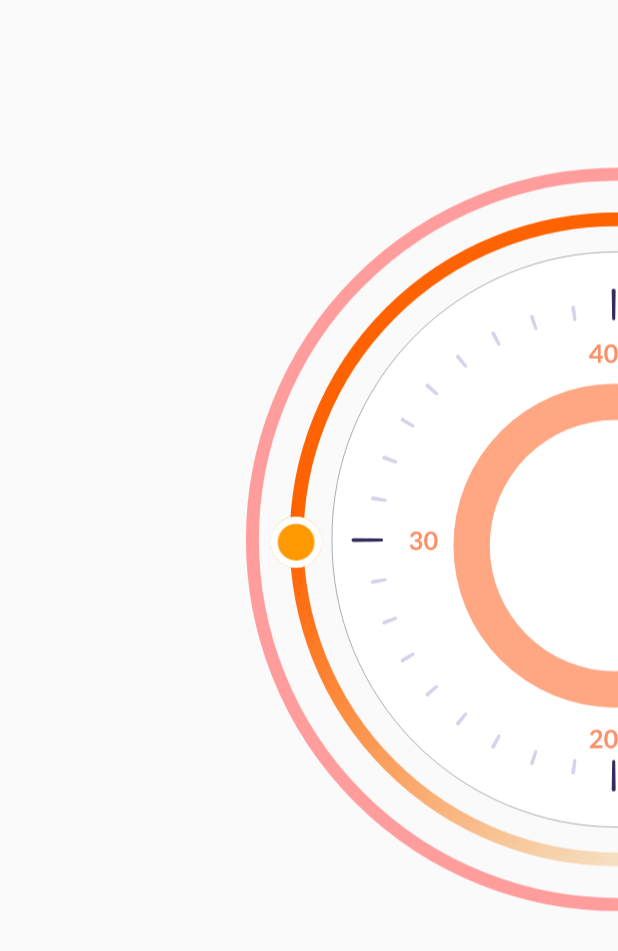
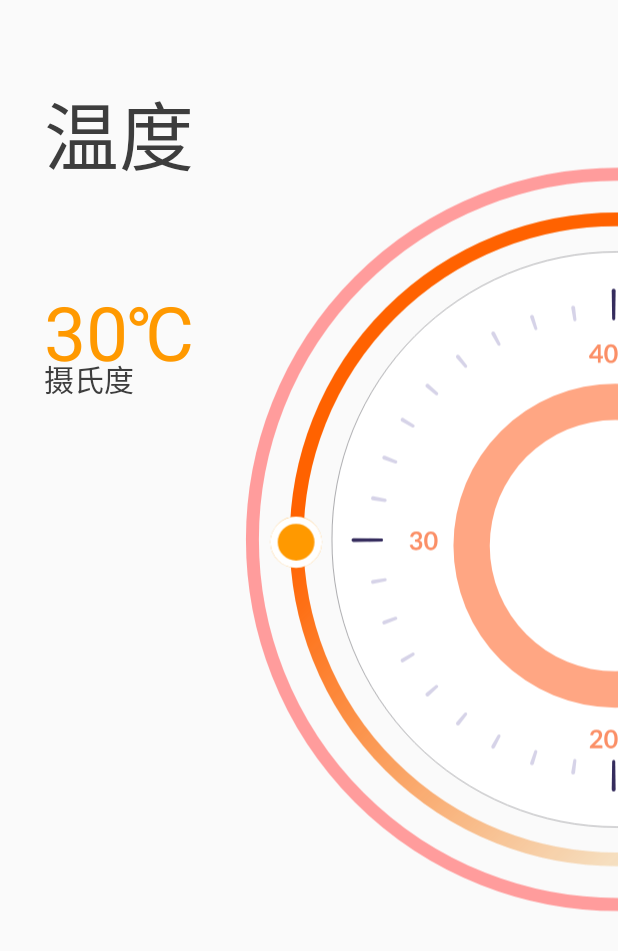
Before and after one commit to dangQ123/testForPet, an Android app: the screen it shows after launch (AdjustTemperatureActivity), on a phone screen of 412 x 824 dp. Shown: the top 951 px of the screen. Run offline under Robolectric (Android 15) with nearby library versions, the phone set to English and light mode, and no system bars.

Commit message:
保证温度显示动态变化

```diff
--- a/app/src/main/java/edu/njust/testforpet/AdjustTemperatureActivity.java
+++ b/app/src/main/java/edu/njust/testforpet/AdjustTemperatureActivity.java
@@ -20,7 +20,7 @@ public class AdjustTemperatureActivity extends AppCompatActivity {
     private ImageView adjustImageView ;
     private ImageView adjustSmallButton ;
     private Handler handler;
-    private FrameLayout frameLayout;
+    private TextView temperatureNum;
     public static float parent_x_px, parent_y_px;
     private float offsetX, offsetY;
     private float circle_x_px, circle_y_px;
@@ -33,8 +33,9 @@ public class AdjustTemperatureActivity extends AppCompatActivity {
             public void run() {
                 smallButton_x_px = adjustSmallButton.getX()+34.5f/2*density;
                 smallButton_y_px = adjustSmallButton.getY()+34.5f/2*density;
-                Vector2D res = putInCircle(circle_x_px,circle_y_px,smallButton_x_px,smallButton_y_px,220*density);
-                double dis = getDistanceToCirclePointWithDP(circle_x_px,circle_y_px,smallButton_x_px,smallButton_y_px);
+                int temp = (int) (getAngle(circle_x_px,circle_y_px,smallButton_x_px,smallButton_y_px)/9+20);
+                temperatureNum.setText(""+temp
+                +"℃");
 
                 // 继续定时任务
                 startUpdatingText();
@@ -48,7 +49,7 @@ public class AdjustTemperatureActivity extends AppCompatActivity {
         density = getResources().getDisplayMetrics().density;
         adjustSmallButton = findViewById(R.id.adjustSmallButton);
         adjustImageView = findViewById(R.id.adjustImageView);
-
+        temperatureNum = findViewById(R.id.tempratureNum);
         handler = new Handler(Looper.getMainLooper());
 
         // 开始定时任务，每隔一段时间更新一次 TextView
@@ -124,9 +125,6 @@ public class AdjustTemperatureActivity extends AppCompatActivity {
         return Vector2D.radian2Angle(rad);
     }
 
-    public double getAngleToCircle(float circle_x , float circle_y , float x, float y){
-        return getAngle(circle_x,circle_y,x,y);
-    }
 
 
     @Override
--- a/app/src/main/res/layout/activity_adjust_temperature.xml
+++ b/app/src/main/res/layout/activity_adjust_temperature.xml
@@ -31,6 +31,45 @@
 
         </ImageView>
 
+        <TextView
+            android:layout_marginLeft="29dp"
+            android:layout_marginTop="52dp"
+            android:textColor="#ff3D3D3D"
+            android:textSize="50sp"
+            android:lineSpacingExtra="-16sp"
+            android:textFontWeight="500"
+            android:fontFamily="@font/notosanssc_black"
+            android:text="温度"
+            android:layout_width="wrap_content"
+            android:layout_height="wrap_content">
+
+        </TextView>
+        <TextView
+            android:id="@+id/tempratureNum"
+            android:layout_marginLeft="29dp"
+            android:layout_marginTop="187dp"
+            android:textColor="#ffFF9900"
+            android:textSize="50sp"
+            android:lineSpacingExtra="119sp"
+            android:textFontWeight="700"
+
+            android:text="27 ℃"
+            android:layout_width="120dp"
+            android:layout_height="wrap_content"></TextView>
+
+        <TextView
+            android:text="摄氏度"
+            android:layout_marginLeft="29dp"
+            android:layout_marginTop="237dp"
+            android:textColor="#ff3D3D3D"
+            android:textSize="20sp"
+            android:lineSpacingExtra="-12sp"
+            android:textFontWeight="500"
+            android:fontFamily="@font/notosanssc_black"
+            android:layout_width="wrap_content"
+            android:layout_height="wrap_content"></TextView>
+
+
     </FrameLayout>
 
 </LinearLayout>
```
